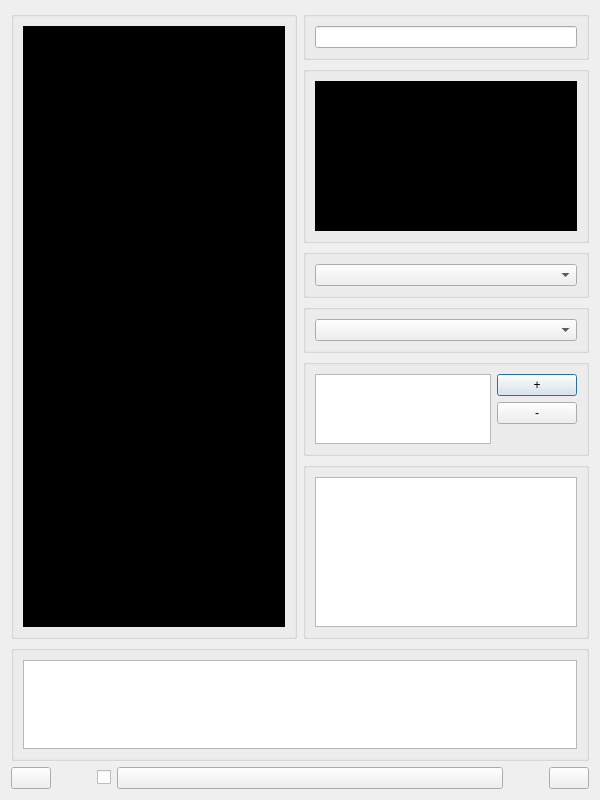
The window that widgets/itemeditor.ui (astraleuro/libraryeditor) describes before a commit, drawn with Qt 5.
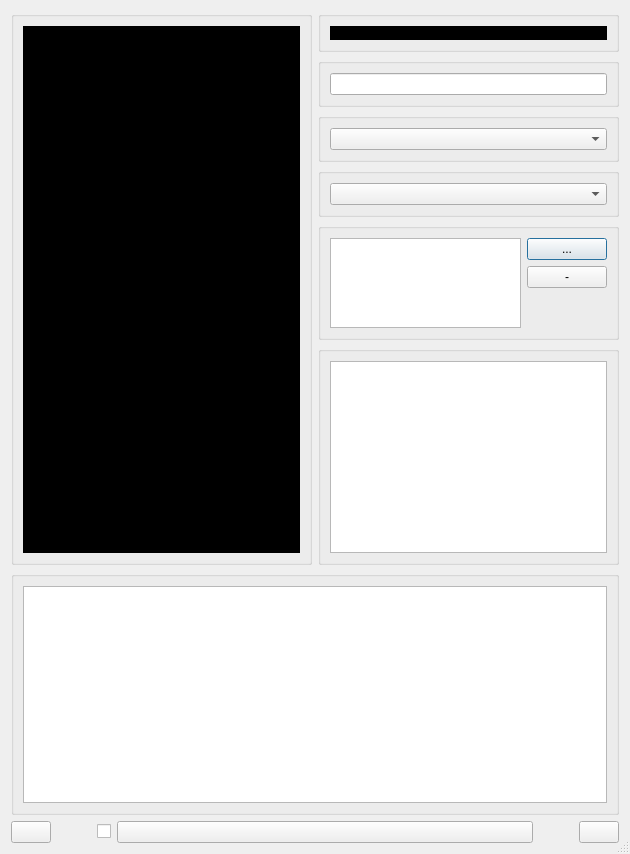
The same window after the commit. Custom widgets are drawn as their Qt base class.

The edit to the form file:
```diff
--- a/widgets/itemeditor.ui
+++ b/widgets/itemeditor.ui
@@ -6,36 +6,100 @@
    <rect>
     <x>0</x>
     <y>0</y>
-    <width>600</width>
-    <height>800</height>
+    <width>630</width>
+    <height>854</height>
    </rect>
   </property>
   <property name="windowTitle">
    <string>Dialog</string>
   </property>
-  <layout class="QVBoxLayout" name="verticalLayout">
+  <property name="sizeGripEnabled">
+   <bool>true</bool>
+  </property>
+  <property name="modal">
+   <bool>true</bool>
+  </property>
+  <layout class="QVBoxLayout" name="verticalLayout" stretch="0,0">
    <item>
-    <layout class="QHBoxLayout" name="horizontalLayout_3">
+    <layout class="QHBoxLayout" name="horizontalLayout_3" stretch="0,0">
      <item>
-      <widget class="QGroupBox" name="imageBox">
+      <widget class="QGroupBox" name="aaImageBox">
+       <property name="sizePolicy">
+        <sizepolicy hsizetype="Expanding" vsizetype="Expanding">
+         <horstretch>0</horstretch>
+         <verstretch>0</verstretch>
+        </sizepolicy>
+       </property>
        <property name="title">
         <string/>
        </property>
        <layout class="QVBoxLayout" name="verticalLayout_9">
         <item>
-         <widget class="QGraphicsView" name="imageView">
+         <widget class="ImageView" name="aaImage">
+          <property name="sizePolicy">
+           <sizepolicy hsizetype="Expanding" vsizetype="Expanding">
+            <horstretch>0</horstretch>
+            <verstretch>0</verstretch>
+           </sizepolicy>
+          </property>
           <property name="styleSheet">
            <string notr="true">background-color: rgb(0, 0, 0);</string>
           </property>
+          <property name="text">
+           <string/>
+          </property>
+          <property name="alignment">
+           <set>Qt::AlignCenter</set>
+          </property>
          </widget>
         </item>
        </layout>
       </widget>
      </item>
      <item>
-      <layout class="QVBoxLayout" name="verticalLayout_8">
+      <layout class="QVBoxLayout" name="verticalLayout_8" stretch="0,0,0,0,0,0">
+       <item>
+        <widget class="QGroupBox" name="eraImageBox">
+         <property name="sizePolicy">
+          <sizepolicy hsizetype="Expanding" vsizetype="Expanding">
+           <horstretch>0</horstretch>
+           <verstretch>0</verstretch>
+          </sizepolicy>
+         </property>
+         <property name="title">
+          <string/>
+         </property>
+         <layout class="QVBoxLayout" name="verticalLayout_11">
+          <item>
+           <widget class="ImageView" name="eraImage">
+            <property name="sizePolicy">
+             <sizepolicy hsizetype="Expanding" vsizetype="Preferred">
+              <horstretch>0</horstretch>
+              <verstretch>0</verstretch>
+             </sizepolicy>
+            </property>
+            <property name="styleSheet">
+             <string notr="true">background-color: rgb(0, 0, 0);</string>
+            </property>
+            <property name="text">
+             <string/>
+            </property>
+            <property name="alignment">
+             <set>Qt::AlignCenter</set>
+            </property>
+           </widget>
+          </item>
+         </layout>
+        </widget>
+       </item>
        <item>
         <widget class="QGroupBox" name="nameBox">
+         <property name="sizePolicy">
+          <sizepolicy hsizetype="Expanding" vsizetype="Preferred">
+           <horstretch>0</horstretch>
+           <verstretch>0</verstretch>
+          </sizepolicy>
+         </property>
          <property name="title">
           <string/>
          </property>
@@ -64,24 +128,14 @@
          </layout>
         </widget>
        </item>
-       <item>
-        <widget class="QGroupBox" name="eraImageBox">
-         <property name="title">
-          <string/>
-         </property>
-         <layout class="QVBoxLayout" name="verticalLayout_11">
-          <item>
-           <widget class="QGraphicsView" name="eraImageView">
-            <property name="styleSheet">
-             <string notr="true">background-color: rgb(0, 0, 0);</string>
-            </property>
-           </widget>
-          </item>
-         </layout>
-        </widget>
-       </item>
        <item>
         <widget class="QGroupBox" name="rankBox">
+         <property name="sizePolicy">
+          <sizepolicy hsizetype="Expanding" vsizetype="Preferred">
+           <horstretch>0</horstretch>
+           <verstretch>0</verstretch>
+          </sizepolicy>
+         </property>
          <property name="title">
           <string/>
          </property>
@@ -106,6 +160,12 @@
        </item>
        <item>
         <widget class="QGroupBox" name="eraBox">
+         <property name="sizePolicy">
+          <sizepolicy hsizetype="Expanding" vsizetype="Preferred">
+           <horstretch>0</horstretch>
+           <verstretch>0</verstretch>
+          </sizepolicy>
+         </property>
          <property name="title">
           <string/>
          </property>
@@ -118,6 +178,12 @@
        </item>
        <item>
         <widget class="QGroupBox" name="authorsBox">
+         <property name="sizePolicy">
+          <sizepolicy hsizetype="Expanding" vsizetype="Expanding">
+           <horstretch>0</horstretch>
+           <verstretch>0</verstretch>
+          </sizepolicy>
+         </property>
          <property name="title">
           <string/>
          </property>
@@ -125,17 +191,29 @@
           <item>
            <widget class="QTableWidget" name="authorTable">
             <property name="horizontalScrollBarPolicy">
-             <enum>Qt::ScrollBarAlwaysOff</enum>
+             <enum>Qt::ScrollBarAsNeeded</enum>
             </property>
             <property name="sizeAdjustPolicy">
              <enum>QAbstractScrollArea::AdjustToContents</enum>
             </property>
+            <property name="autoScroll">
+             <bool>false</bool>
+            </property>
+            <property name="editTriggers">
+             <set>QAbstractItemView::NoEditTriggers</set>
+            </property>
+            <property name="alternatingRowColors">
+             <bool>true</bool>
+            </property>
             <property name="sortingEnabled">
              <bool>true</bool>
             </property>
             <attribute name="horizontalHeaderVisible">
              <bool>false</bool>
             </attribute>
+            <attribute name="horizontalHeaderStretchLastSection">
+             <bool>true</bool>
+            </attribute>
             <attribute name="verticalHeaderVisible">
              <bool>false</bool>
             </attribute>
@@ -152,7 +230,7 @@
                </sizepolicy>
               </property>
               <property name="text">
-               <string>+</string>
+               <string>...</string>
               </property>
              </widget>
             </item>
@@ -189,6 +267,12 @@
        </item>
        <item>
         <widget class="QGroupBox" name="authorInfoBox">
+         <property name="sizePolicy">
+          <sizepolicy hsizetype="Expanding" vsizetype="MinimumExpanding">
+           <horstretch>0</horstretch>
+           <verstretch>0</verstretch>
+          </sizepolicy>
+         </property>
          <property name="title">
           <string/>
          </property>
@@ -207,6 +291,12 @@
     <layout class="QVBoxLayout" name="verticalLayout_2">
      <item>
       <widget class="QGroupBox" name="artInfoBox">
+       <property name="sizePolicy">
+        <sizepolicy hsizetype="Expanding" vsizetype="Expanding">
+         <horstretch>0</horstretch>
+         <verstretch>0</verstretch>
+        </sizepolicy>
+       </property>
        <property name="title">
         <string/>
        </property>
@@ -279,6 +369,13 @@
    </item>
   </layout>
  </widget>
+ <customwidgets>
+  <customwidget>
+   <class>ImageView</class>
+   <extends>QLabel</extends>
+   <header>widgets/itemeditor.h</header>
+  </customwidget>
+ </customwidgets>
  <resources/>
  <connections/>
 </ui>
```
Left out of the diff: 2 changed lines with no effect on the pictures.
